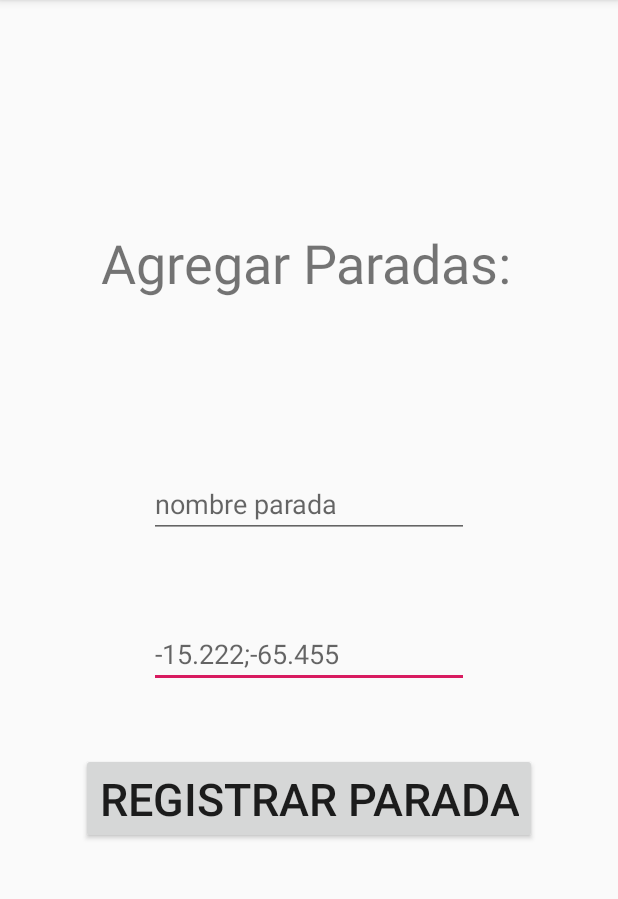
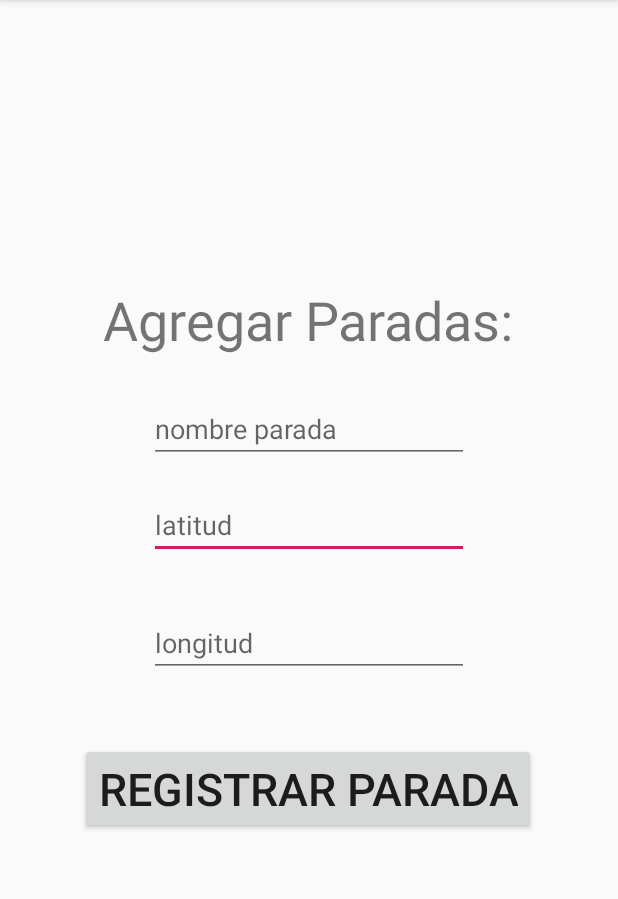
Before and after one commit to amst-fiec/2T2019-Recorrido-de-buses, an Android app: the registrar_parada_conductor screen opened directly, with no data from a screen before it, on a phone screen of 412 x 824 dp, the part 84-983 px from its top. Run offline under Robolectric (Android 15) with nearby library versions, the light colour scheme and no system bars; our stand-ins replace Firebase (no records; nobody signed in at launch, a user with empty details on screens opened directly).

Commit message:
Paradas
Registra paradas en la base de datos

```diff
--- a/app/src/main/java/com/e/main_hu4_prueba/registrar_parada_conductor.java
+++ b/app/src/main/java/com/e/main_hu4_prueba/registrar_parada_conductor.java
@@ -1,19 +1,31 @@
 package com.e.main_hu4_prueba;
 
+import android.content.Intent;
 import android.os.Bundle;
 import android.view.View;
 import android.widget.Button;
 import android.widget.TextView;
+import android.widget.Toast;
 
+import androidx.annotation.NonNull;
 import androidx.appcompat.app.AppCompatActivity;
+
+import com.google.android.gms.tasks.OnCompleteListener;
+import com.google.android.gms.tasks.Task;
+import com.google.firebase.database.DatabaseReference;
+import com.google.firebase.database.FirebaseDatabase;
+
+import java.util.HashMap;
+import java.util.Map;
 
 public class registrar_parada_conductor extends AppCompatActivity {
 
     Button btn_reg;
-    TextView txt_parda, txt_coordenadas;
+    TextView txt_parda, txt_coordenadas1,txt_coordenadas2;
     parada parada_o;
     String parada_fromTXT, coor_fromTXT, nombre_parada;
     float latitud,longitud;
+    DatabaseReference mDatabase;
 
     @Override
     protected void onCreate(Bundle savedInstanceState) {
@@ -21,7 +33,8 @@ public class registrar_parada_conductor extends AppCompatActivity {
         setContentView(R.layout.activity_registrar_parada);
 
         btn_reg= (Button) findViewById(R.id.btn_registrar);
-        txt_coordenadas=(TextView) findViewById(R.id.edit_coordenadas);
+        txt_coordenadas1=(TextView) findViewById(R.id.edit_coordenadas1);
+        txt_coordenadas2=(TextView) findViewById(R.id.edit_coordenadas1);
         txt_parda= (TextView) findViewById(R.id.edit_nombre_parada);
 
         btn_reg.setOnClickListener(new View.OnClickListener() {
@@ -34,17 +47,38 @@ public class registrar_parada_conductor extends AppCompatActivity {
                 //parada_fromTXT=txt_parda.getEditableText().toString();
 
                 //creo objeto
+
                 parada_o= new parada (txt_parda.getEditableText().toString(),
-                        txt_coordenadas.getEditableText().toString()
+                        txt_coordenadas1.getEditableText().toString(),txt_coordenadas2.getEditableText().toString()
                 );
 
                 //adquiero parametros; longitud, latitud y nombre parada
                 longitud=parada_o.longitud_f();
                 latitud=parada_o.latitud_f();
                 nombre_parada=parada_o.getNombre_parada();
+                Map<String, Object> mapP = new HashMap<>();
+                mapP.put("longitud", parada_o.getCoordenadas2());
+                mapP.put("latitud", parada_o.getCoordenadas1());
+                mapP.put("nombre parada", nombre_parada);
+                mDatabase = FirebaseDatabase.getInstance().getReference();
+
+                mDatabase.child("Paradas").push().setValue(mapP).addOnCompleteListener(new OnCompleteListener<Void>() {
+                    @Override
+                    public void onComplete(@NonNull Task<Void> task2) {
+                        if (task2.isSuccessful()) {
+                            Toast.makeText(registrar_parada_conductor.this, "Se ha registrado la parada", Toast.LENGTH_SHORT).show();
+
+
+                        } else {
+                            Toast.makeText(registrar_parada_conductor.this, "No se pudo crear los datos correctamente", Toast.LENGTH_SHORT).show();
+
+                        }
+                    }
+                });
 
                 System.out.print("longitud, latitud: ");
                 System.out.println(latitud);
+                startActivity(new Intent(registrar_parada_conductor.this, panel_opcion_conductor.class));
 
 
             }
--- a/app/src/main/res/layout/activity_registrar_parada.xml
+++ b/app/src/main/res/layout/activity_registrar_parada.xml
@@ -14,10 +14,10 @@
         android:textSize="36sp"
         app:layout_constraintBottom_toBottomOf="parent"
         app:layout_constraintEnd_toEndOf="parent"
-        app:layout_constraintHorizontal_bias="0.487"
+        app:layout_constraintHorizontal_bias="0.496"
         app:layout_constraintStart_toStartOf="parent"
         app:layout_constraintTop_toTopOf="parent"
-        app:layout_constraintVertical_bias="0.209" />
+        app:layout_constraintVertical_bias="0.262" />
 
     <Button
         android:id="@+id/btn_registrar"
@@ -27,22 +27,23 @@
         android:textSize="30sp"
         app:layout_constraintBottom_toBottomOf="parent"
         app:layout_constraintEnd_toEndOf="parent"
+        app:layout_constraintHorizontal_bias="0.495"
         app:layout_constraintStart_toStartOf="parent"
         app:layout_constraintTop_toTopOf="parent"
-        app:layout_constraintVertical_bias="0.71" />
+        app:layout_constraintVertical_bias="0.7" />
 
     <EditText
-        android:id="@+id/edit_coordenadas"
+        android:id="@+id/edit_coordenadas1"
         android:layout_width="wrap_content"
         android:layout_height="wrap_content"
         android:ems="10"
-        android:hint="-15.222;-65.455"
+        android:hint="latitud"
         android:inputType="textPersonName"
         app:layout_constraintBottom_toBottomOf="parent"
         app:layout_constraintEnd_toEndOf="parent"
         app:layout_constraintStart_toStartOf="parent"
         app:layout_constraintTop_toTopOf="parent"
-        app:layout_constraintVertical_bias="0.572" />
+        app:layout_constraintVertical_bias="0.453" />
 
     <EditText
         android:id="@+id/edit_nombre_parada"
@@ -55,6 +56,19 @@
         app:layout_constraintEnd_toEndOf="parent"
         app:layout_constraintStart_toStartOf="parent"
         app:layout_constraintTop_toTopOf="parent"
-        app:layout_constraintVertical_bias="0.434" />
+        app:layout_constraintVertical_bias="0.364" />
+
+    <EditText
+        android:id="@+id/edit_coordenadas2"
+        android:layout_width="wrap_content"
+        android:layout_height="wrap_content"
+        android:ems="10"
+        android:hint="longitud"
+        android:inputType="textPersonName"
+        app:layout_constraintBottom_toBottomOf="parent"
+        app:layout_constraintEnd_toEndOf="parent"
+        app:layout_constraintStart_toStartOf="parent"
+        app:layout_constraintTop_toTopOf="parent"
+        app:layout_constraintVertical_bias="0.562" />
 
 </androidx.constraintlayout.widget.ConstraintLayout>
```
Also changed, not shown: app/src/main/java/com/e/main_hu4_prueba/parada.java (+21 -9 lines).
